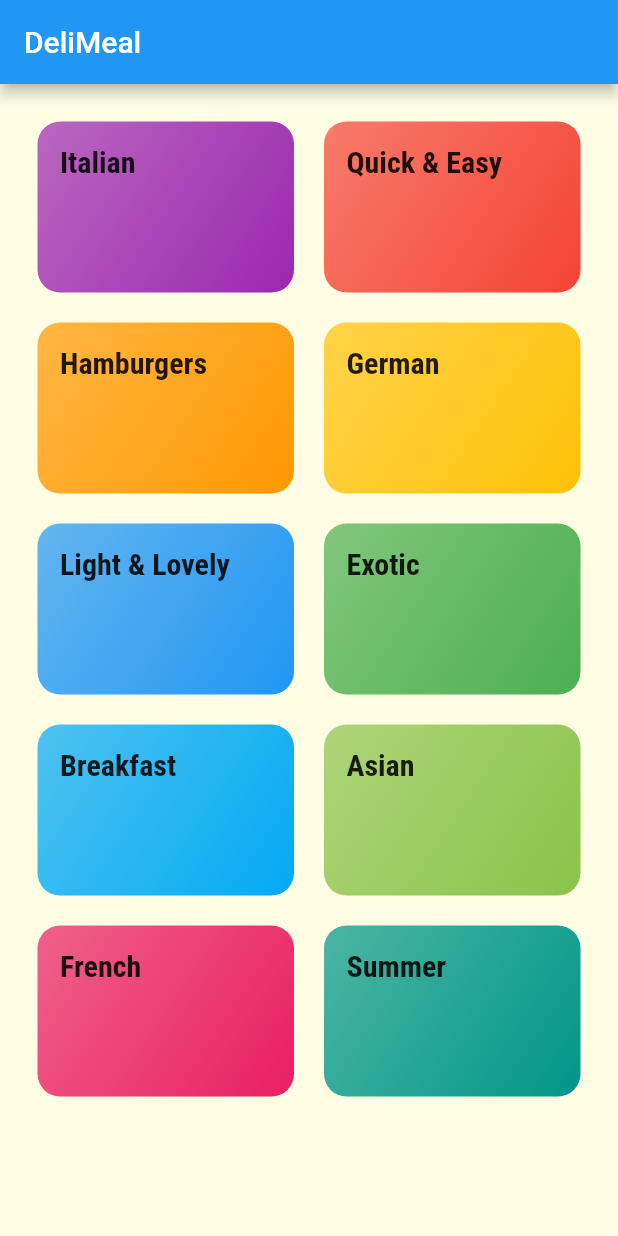
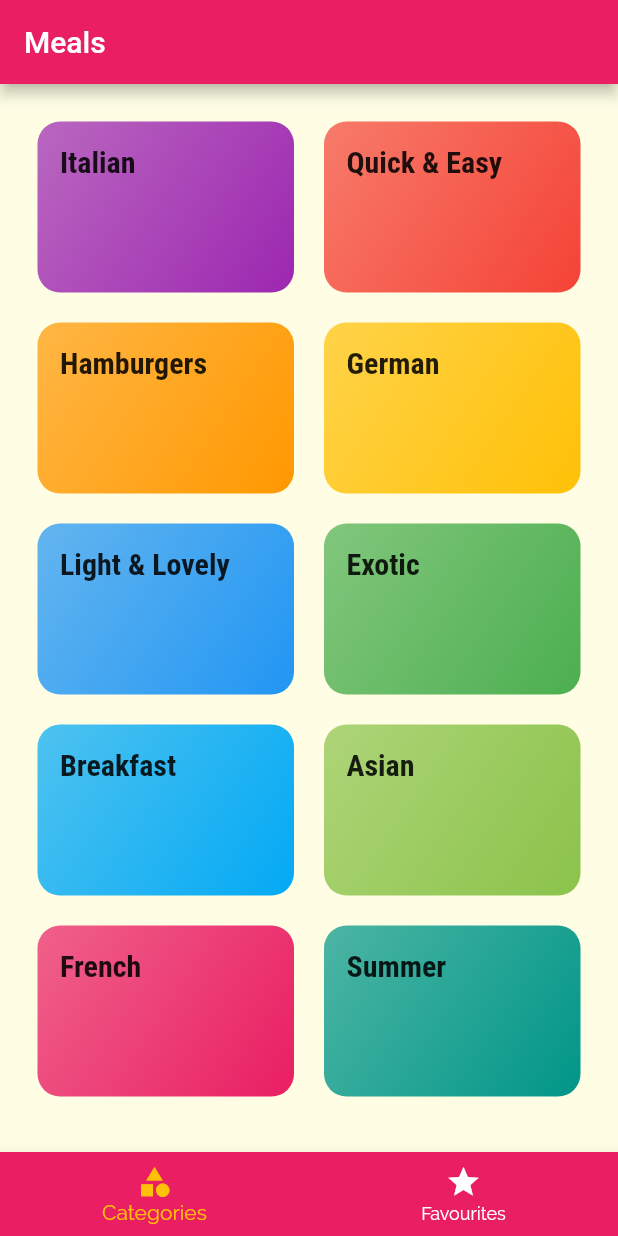
Before and after one commit to fufex3934/flutter-foodApp, a Flutter app: the screen it shows after launch, on a phone screen of 412 x 824 dp. Run offline on Flutter 3.47's test engine with Material 2 defaults, Android fonts, the phone set to English and light mode, and no system bars.

Commit message:
second commit

```diff
--- a/lib/main.dart
+++ b/lib/main.dart
@@ -1,4 +1,5 @@
 import 'package:flutter/material.dart';
+import 'package:foodapp/screens/tab_screen.dart';
 import './screens/meal_details_screen.dart';
 import './screens/categories_screen.dart';
 
@@ -35,7 +36,7 @@ class MyApp extends StatelessWidget {
       // home: CategoriesScreen(),
       initialRoute: '/', // default is '/'
       routes: {
-        '/': (ctx) => const CategoriesScreen(),
+        '/': (ctx) => const TabScreen(),
         CategoryMealsScreen.routeName: (ctx) => const CategoryMealsScreen(),
         MealDetailScreen.detailMealScreen:(ctx)=>const MealDetailScreen()
       },
--- a/lib/screens/categories_screen.dart
+++ b/lib/screens/categories_screen.dart
@@ -8,11 +8,7 @@ class CategoriesScreen extends StatelessWidget {
 
   @override
   Widget build(BuildContext context) {
-    return Scaffold(
-      appBar: AppBar(
-        title: const Text('DeliMeal'),
-      ),
-      body: GridView(
+    return GridView(
         padding: const EdgeInsets.all(25),
         gridDelegate: const SliverGridDelegateWithMaxCrossAxisExtent(
           maxCrossAxisExtent: 200,
@@ -29,7 +25,6 @@ class CategoriesScreen extends StatelessWidget {
                   ),
             )
             .toList(),
-      ),
     );
   }
 }
--- /dev/null
+++ b/lib/screens/favourite_screen.dart
@@ -0,0 +1,14 @@
+import 'package:flutter/material.dart';
+
+class FavouritesScreen extends StatelessWidget {
+  const FavouritesScreen({Key? key}) : super(key: key);
+
+  @override
+  Widget build(BuildContext context) {
+    return const Center(
+      child: Text(
+        'Favourite Screen'
+      ),
+    );
+  }
+}
--- a/lib/screens/meal_details_screen.dart
+++ b/lib/screens/meal_details_screen.dart
@@ -97,6 +97,4 @@ class MealDetailScreen extends StatelessWidget {
     );
   }
 
-
-
 }
--- /dev/null
+++ b/lib/screens/tab_screen.dart
@@ -0,0 +1,55 @@
+import 'package:flutter/material.dart';
+import './categories_screen.dart';
+import './favourite_screen.dart';
+class TabScreen extends StatefulWidget {
+  const TabScreen({Key? key}) : super(key: key);
+
+  @override
+  State<TabScreen> createState() => _TabScreenState();
+}
+
+class _TabScreenState extends State<TabScreen> {
+ final List<Widget> _pages = [
+   const CategoriesScreen(),
+   const FavouritesScreen()
+ ];
+
+ int _selectedPageIndex = 0;
+  void _selectPage(int index){
+    setState(() {
+      _selectedPageIndex = index;
+    });
+  }
+  @override
+  Widget build(BuildContext context) {
+    return Scaffold(
+      appBar: AppBar(
+        title: const Text('Meals'),
+        backgroundColor: Theme.of(context).primaryColor,
+      ),
+      body: _pages[_selectedPageIndex],
+      bottomNavigationBar: BottomNavigationBar(
+        unselectedItemColor: Colors.white,
+        selectedItemColor: Theme.of(context).accentColor,
+        currentIndex: _selectedPageIndex,
+        onTap: _selectPage,
+        backgroundColor: Theme.of(context).primaryColor,
+        items: const [
+          BottomNavigationBarItem(
+              icon: Icon(
+                Icons.category,
+              ),
+            label: 'Categories'
+          ),
+          BottomNavigationBarItem(
+              icon: Icon(
+                  Icons.star,
+              ),
+              label: 'Favourites'
+          ),
+        ],
+
+      ),
+    );
+  }
+}
```
